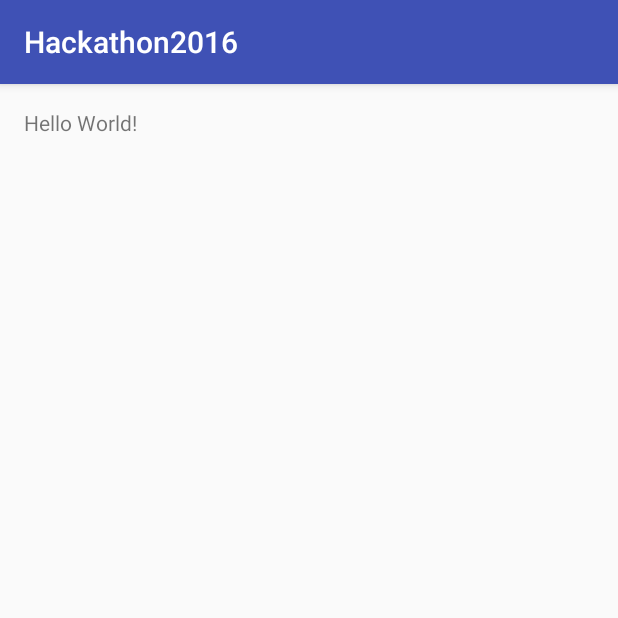
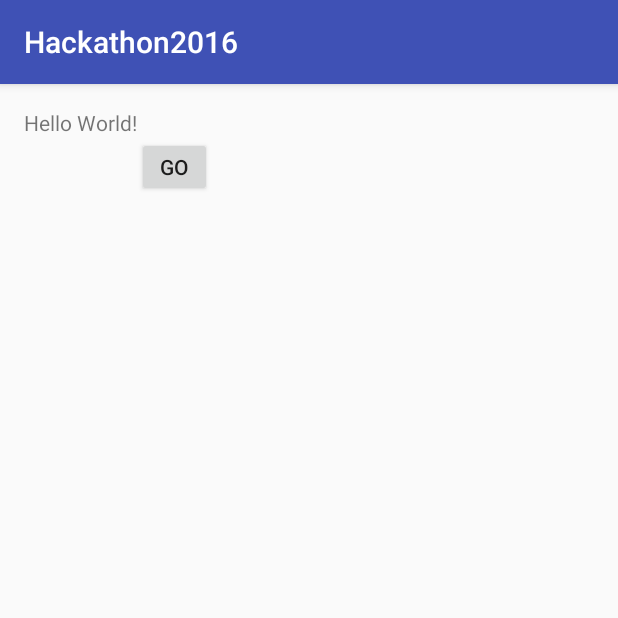
Before and after one commit to MariaAlicia/App, an Android app: the screen it shows after launch (MainActivity), on a phone screen of 412 x 824 dp, the top half of it. Run offline under Robolectric (Android 15) with nearby library versions, the phone set to English and light mode, and no system bars.

Commit message:
Go button added
Go button works - currently only does pop up text but will do a new
content view

```diff
--- a/app/src/main/java/io/hackathon/hackathon2016/MainActivity.java
+++ b/app/src/main/java/io/hackathon/hackathon2016/MainActivity.java
@@ -2,12 +2,22 @@ package io.hackathon.hackathon2016;
 
 import android.support.v7.app.AppCompatActivity;
 import android.os.Bundle;
+import android.view.View;
+import android.widget.Button;
+import android.widget.Toast;
 
 public class MainActivity extends AppCompatActivity {
-
+    Button b1;
     @Override
     protected void onCreate(Bundle savedInstanceState) {
         super.onCreate(savedInstanceState);
         setContentView(R.layout.activity_main);
-    }
-}
+
+        b1=(Button)findViewById(R.id.go);
+        b1.setOnClickListener(new View.OnClickListener() {
+            @Override
+            public void onClick(View v) {
+                Toast.makeText(MainActivity.this,"YOUR MESSAGE",Toast.LENGTH_LONG).show();
+            }
+        });
+}}
--- a/app/src/main/res/layout/activity_main.xml
+++ b/app/src/main/res/layout/activity_main.xml
@@ -12,5 +12,14 @@
     <TextView
         android:layout_width="wrap_content"
         android:layout_height="wrap_content"
-        android:text="Hello World!" />
+        android:text="Hello World!"
+        android:id="@+id/hi"/>
+
+    <Button
+        android:layout_width="50dp"
+        android:layout_height="40dp"
+        android:layout_toRightOf="@+id/hi"
+        android:text="Go"
+        android:id="@+id/go"
+        android:layout_below="@+id/hi"/>
 </RelativeLayout>
```
Also changed, not shown: 1 other file.
